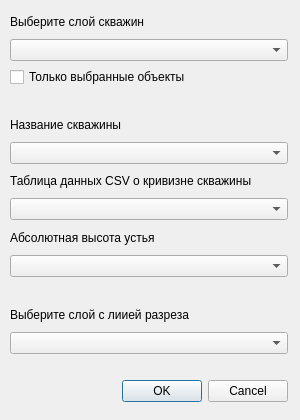
This is ui/curve_wells.ui in gis56/geo_pie as Qt 5 draws it before an edit. The edited form follows.
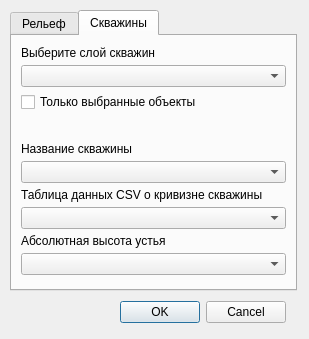
This is the edited form. The open tabs and pages were chosen to show the change. Custom widgets are drawn as their Qt base class.

What changed in the file:
```diff
--- a/ui/curve_wells.ui
+++ b/ui/curve_wells.ui
@@ -6,130 +6,202 @@
    <rect>
     <x>0</x>
     <y>0</y>
-    <width>300</width>
-    <height>420</height>
+    <width>309</width>
+    <height>339</height>
    </rect>
   </property>
   <property name="windowTitle">
    <string>Кривые скважины</string>
   </property>
-  <widget class="QWidget" name="layoutWidget">
+  <widget class="QTabWidget" name="cut_tabWidget">
    <property name="geometry">
     <rect>
      <x>10</x>
      <y>10</y>
-     <width>278</width>
-     <height>392</height>
+     <width>287</width>
+     <height>281</height>
     </rect>
    </property>
-   <layout class="QVBoxLayout" name="verticalLayout">
-    <item>
+   <property name="currentIndex">
+    <number>0</number>
+   </property>
+   <widget class="QWidget" name="relief_tab">
+    <attribute name="title">
+     <string>Рельеф</string>
+    </attribute>
+    <widget class="QgsMapLayerComboBox" name="mLayer_srtm">
+     <property name="geometry">
+      <rect>
+       <x>9</x>
+       <y>76</y>
+       <width>261</width>
+       <height>23</height>
+      </rect>
+     </property>
+    </widget>
+    <widget class="QLabel" name="label_strm">
+     <property name="geometry">
+      <rect>
+       <x>9</x>
+       <y>56</y>
+       <width>69</width>
+       <height>16</height>
+      </rect>
+     </property>
+     <property name="text">
+      <string>Слой SRTM</string>
+     </property>
+    </widget>
+    <widget class="QLabel" name="label_cut">
+     <property name="geometry">
+      <rect>
+       <x>9</x>
+       <y>9</y>
+       <width>197</width>
+       <height>16</height>
+      </rect>
+     </property>
+     <property name="text">
+      <string>Выберите слой с лиией разреза</string>
+     </property>
+    </widget>
+    <widget class="QgsMapLayerComboBox" name="mLayer_cut">
+     <property name="geometry">
+      <rect>
+       <x>9</x>
+       <y>29</y>
+       <width>261</width>
+       <height>23</height>
+      </rect>
+     </property>
+    </widget>
+   </widget>
+   <widget class="QWidget" name="wells_tab">
+    <attribute name="title">
+     <string>Скважины</string>
+    </attribute>
      <widget class="QLabel" name="label_layer">
+     <property name="geometry">
+      <rect>
+       <x>9</x>
+       <y>9</y>
+       <width>150</width>
+       <height>16</height>
+      </rect>
+     </property>
       <property name="text">
        <string>Выберите слой скважин</string>
       </property>
      </widget>
-    </item>
-    <item>
-     <widget class="QgsMapLayerComboBox" name="mLayer"/>
-    </item>
-    <item>
+    <widget class="QgsMapLayerComboBox" name="mLayer">
+     <property name="geometry">
+      <rect>
+       <x>9</x>
+       <y>29</y>
+       <width>265</width>
+       <height>22</height>
+      </rect>
+     </property>
+    </widget>
      <widget class="QCheckBox" name="checkBox_Features">
+     <property name="geometry">
+      <rect>
+       <x>9</x>
+       <y>55</y>
+       <width>199</width>
+       <height>22</height>
+      </rect>
+     </property>
       <property name="text">
        <string>Только выбранные объекты</string>
       </property>
      </widget>
-    </item>
-    <item>
-     <spacer name="horizontalSpacer_3">
-      <property name="orientation">
-       <enum>Qt::Horizontal</enum>
-      </property>
-      <property name="sizeHint" stdset="0">
-       <size>
-        <width>40</width>
-        <height>20</height>
-       </size>
-      </property>
-     </spacer>
-    </item>
-    <item>
      <widget class="QLabel" name="label_well">
+     <property name="geometry">
+      <rect>
+       <x>9</x>
+       <y>105</y>
+       <width>124</width>
+       <height>16</height>
+      </rect>
+     </property>
       <property name="text">
        <string>Название скважины</string>
       </property>
      </widget>
-    </item>
-    <item>
-     <widget class="QgsFieldComboBox" name="mField_well"/>
-    </item>
-    <item>
+    <widget class="QgsFieldComboBox" name="mField_well">
+     <property name="geometry">
+      <rect>
+       <x>9</x>
+       <y>125</y>
+       <width>265</width>
+       <height>22</height>
+      </rect>
+     </property>
+    </widget>
      <widget class="QLabel" name="label_file">
+     <property name="geometry">
+      <rect>
+       <x>9</x>
+       <y>151</y>
+       <width>265</width>
+       <height>16</height>
+      </rect>
+     </property>
       <property name="text">
        <string>Таблица данных CSV о кривизне скважины</string>
       </property>
      </widget>
-    </item>
-    <item>
-     <widget class="QgsFieldComboBox" name="mField_file"/>
-    </item>
-    <item>
+    <widget class="QgsFieldComboBox" name="mField_file">
+     <property name="geometry">
+      <rect>
+       <x>9</x>
+       <y>171</y>
+       <width>265</width>
+       <height>22</height>
+      </rect>
+     </property>
+    </widget>
      <widget class="QLabel" name="label_alt">
+     <property name="geometry">
+      <rect>
+       <x>9</x>
+       <y>197</y>
+       <width>158</width>
+       <height>16</height>
+      </rect>
+     </property>
       <property name="text">
        <string>Абсолютная высота устья</string>
       </property>
      </widget>
-    </item>
-    <item>
-     <widget class="QgsFieldComboBox" name="mField_alt"/>
-    </item>
-    <item>
-     <spacer name="horizontalSpacer">
-      <property name="orientation">
-       <enum>Qt::Horizontal</enum>
-      </property>
-      <property name="sizeHint" stdset="0">
-       <size>
-        <width>40</width>
-        <height>20</height>
-       </size>
-      </property>
-     </spacer>
-    </item>
-    <item>
-     <widget class="QLabel" name="label_cut">
-      <property name="text">
-       <string>Выберите слой с лиией разреза</string>
-      </property>
-     </widget>
-    </item>
-    <item>
-     <widget class="QgsMapLayerComboBox" name="mLayer_cut"/>
-    </item>
-    <item>
-     <spacer name="horizontalSpacer_2">
-      <property name="orientation">
-       <enum>Qt::Horizontal</enum>
-      </property>
-      <property name="sizeHint" stdset="0">
-       <size>
-        <width>40</width>
-        <height>20</height>
-       </size>
-      </property>
-     </spacer>
-    </item>
-    <item>
+    <widget class="QgsFieldComboBox" name="mField_alt">
+     <property name="geometry">
+      <rect>
+       <x>9</x>
+       <y>217</y>
+       <width>265</width>
+       <height>22</height>
+      </rect>
+     </property>
+    </widget>
+   </widget>
+  </widget>
      <widget class="QDialogButtonBox" name="buttonBox">
+   <property name="geometry">
+    <rect>
+     <x>10</x>
+     <y>300</y>
+     <width>276</width>
+     <height>24</height>
+    </rect>
+   </property>
       <property name="orientation">
        <enum>Qt::Horizontal</enum>
       </property>
       <property name="standardButtons">
        <set>QDialogButtonBox::Cancel|QDialogButtonBox::Ok</set>
       </property>
-     </widget>
-    </item>
-   </layout>
   </widget>
  </widget>
  <customwidgets>
```
Lines whose indentation alone changed are shown as unchanged.
